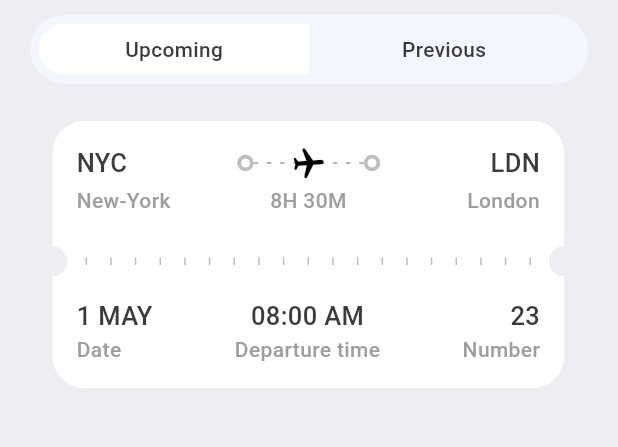
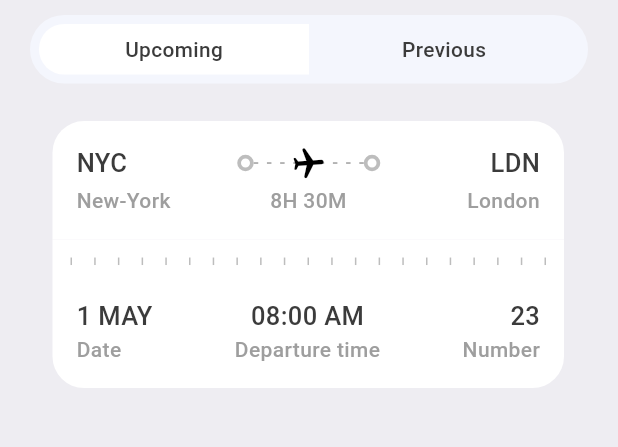
Before and after one commit to HumbleGh/tickets_app, a Flutter app: the TicketScreen screen opened directly, on a phone screen of 412 x 824 dp, the part 165-612 px from its top. Run offline on Flutter 3.47's test engine with Material 2 defaults, Android fonts, the phone set to English and light mode, and no system bars; our stand-ins replace fluentui_system_icons, gap, get.

Commit message:
minor updates

```diff
--- a/lib/screens/tickets_view.dart
+++ b/lib/screens/tickets_view.dart
@@ -138,16 +138,19 @@ class TicketView extends StatelessWidget {
               color: isColor == null ? Styles.orangeColor : Colors.white,
               child: Row(
                 children: [
-                  SizedBox(
-                    height: AppLayout.getHeight(20),
-                    width: AppLayout.getWidth(10),
-                    child: DecoratedBox(
-                        decoration: BoxDecoration(
-                            color: Styles.bgColor,
-                            borderRadius: const BorderRadius.only(
-                                topRight: Radius.circular(10),
-                                bottomRight: Radius.circular(10)))),
-                  ),
+                  // SizedBox(
+                  //   height: AppLayout.getHeight(20),
+                  //   width: AppLayout.getWidth(10),
+                  //   child: DecoratedBox(
+                  //       decoration: BoxDecoration(
+                  //           color: Styles.bgColor,
+                  //           // borderRadius: const BorderRadius.only(
+                  //           //     topRight: Radius.circular(10),
+                  //           //     bottomRight: Radius.circular(10)
+                  //           //     )
+                  //               )
+                  //               ),
+                  // ),
                   Expanded(
                     child: Padding(
                       padding: const EdgeInsets.all(12.0),
@@ -176,16 +179,16 @@ class TicketView extends StatelessWidget {
                       ),
                     ),
                   ),
-                  SizedBox(
-                    height: AppLayout.getHeight(20),
-                    width: AppLayout.getWidth(10),
-                    child: DecoratedBox(
-                        decoration: BoxDecoration(
-                            color: Styles.bgColor,
-                            borderRadius: const BorderRadius.only(
-                                topLeft: Radius.circular(10),
-                                bottomLeft: Radius.circular(10)))),
-                  )
+                  // SizedBox(
+                  //   height: AppLayout.getHeight(20),
+                  //   width: AppLayout.getWidth(10),
+                  //   child: DecoratedBox(
+                  //       decoration: BoxDecoration(
+                  //           color: Styles.bgColor,
+                  //           borderRadius: const BorderRadius.only(
+                  //               topLeft: Radius.circular(10),
+                  //               bottomLeft: Radius.circular(10)))),
+                  // )
                 ],
               ),
             ),
```
